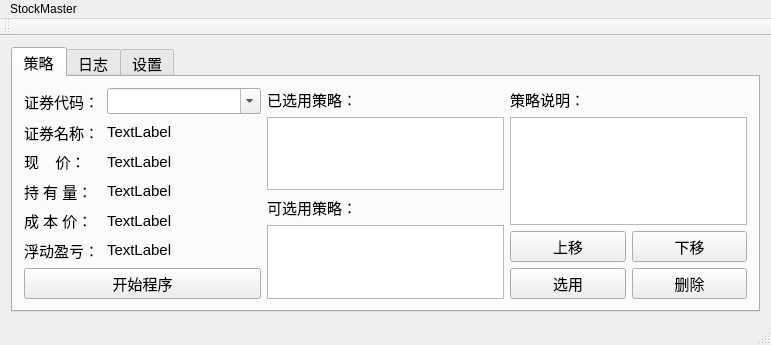
Old version of the form Soft/USER/mainwindow.ui in the repository PolarBearINBrown/StockMaster.
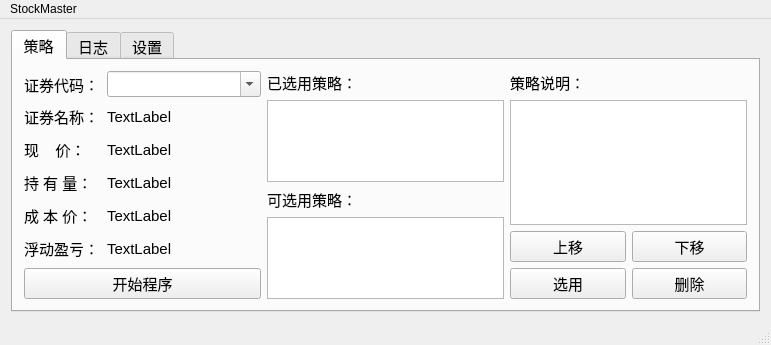
New version of the form.

```diff
--- a/Soft/USER/mainwindow.ui
+++ b/Soft/USER/mainwindow.ui
@@ -323,14 +323,6 @@
    </widget>
    <addaction name="menuStockMaster"/>
   </widget>
-  <widget class="QToolBar" name="mainToolBar">
-   <attribute name="toolBarArea">
-    <enum>TopToolBarArea</enum>
-   </attribute>
-   <attribute name="toolBarBreak">
-    <bool>false</bool>
-   </attribute>
-  </widget>
   <widget class="QStatusBar" name="statusBar"/>
  </widget>
  <layoutdefault spacing="6" margin="11"/>
```
